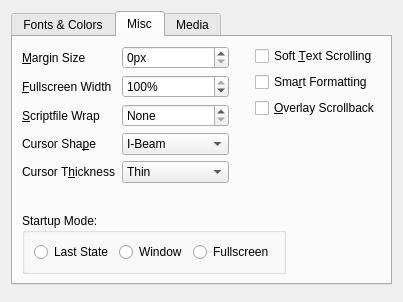
Before: the Qt Designer form src/confdialog.ui in realnc/hugor, drawn with Qt 5.
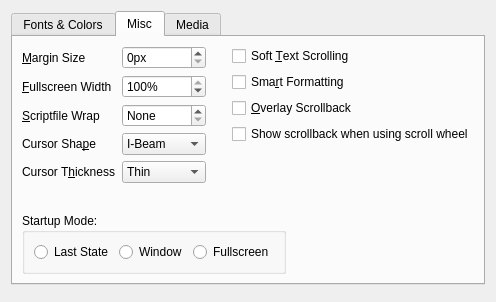
After: the same form once the commit is applied. The open tabs and pages were chosen to show the change. Custom widgets are drawn as their Qt base class.

Commit message: Add config option for showing the scrollback when using the scroll wheel

What changed in the file:
```diff
--- a/src/confdialog.ui
+++ b/src/confdialog.ui
@@ -483,6 +483,13 @@
            </property>
           </widget>
          </item>
+         <item row="3" column="0">
+          <widget class="QCheckBox" name="scrollWheelCheckBox">
+           <property name="text">
+            <string>Show scrollback when using scroll wheel</string>
+           </property>
+          </widget>
+         </item>
         </layout>
        </item>
        <item row="1" column="0" colspan="2">
```
The commit also changes 4 other files.
